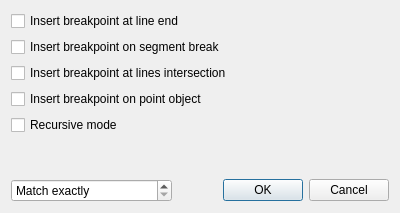
The window that insertdialog.ui (Kuszki/EW-Database) describes before a commit, drawn with Qt 5.
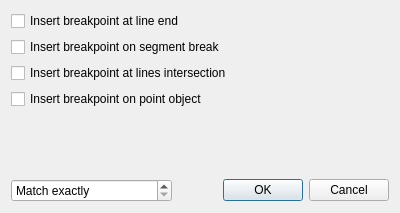
The same window after the commit. Icons and pictures are not drawn.

Commit message: Remove recursive mode option

Patch:
```diff
--- a/insertdialog.ui
+++ b/insertdialog.ui
@@ -46,7 +46,7 @@
      </property>
     </widget>
    </item>
-   <item row="5" column="0" colspan="2">
+   <item row="4" column="0" colspan="2">
     <spacer name="verticalSpacer">
      <property name="orientation">
       <enum>Qt::Vertical</enum>
@@ -88,13 +88,6 @@
      </property>
     </widget>
    </item>
-   <item row="4" column="0" colspan="2">
-    <widget class="QCheckBox" name="recursiveCheck">
-     <property name="text">
-      <string>Recursive mode</string>
-     </property>
-    </widget>
-   </item>
   </layout>
  </widget>
  <tabstops>
```
Left out of the diff: 5 changed lines with no effect on the pictures. The commit also changes 6 other files.
